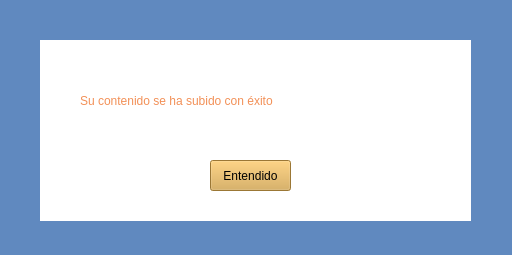
Old version of the form AulaVirtual/mensajeContenidoSubido.ui in the repository micaelCZ/AulaVirtual_VersionFinal.
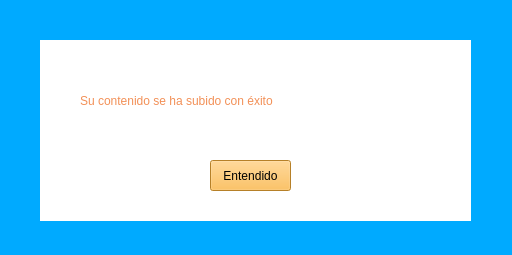
New version of the form.

What changed in the file:
```diff
--- a/AulaVirtual/mensajeContenidoSubido.ui
+++ b/AulaVirtual/mensajeContenidoSubido.ui
@@ -14,8 +14,7 @@
    <string>Form</string>
   </property>
   <property name="styleSheet">
-   <string notr="true">background-color: rgb(96, 137, 191);
-</string>
+   <string notr="true">background-color: rgb(0, 170, 255);</string>
   </property>
   <widget class="QLabel" name="label">
    <property name="geometry">
@@ -63,8 +62,9 @@
     </rect>
    </property>
    <property name="styleSheet">
-    <string notr="true">background-color: rgb(217, 167, 74);
-font: 700 10pt &quot;Segoe UI&quot;;</string>
+    <string notr="true">
+font: 700 10pt &quot;Segoe UI&quot;;
+background-color: rgb(255, 179, 56);</string>
    </property>
    <property name="text">
     <string>Entendido</string>
```
